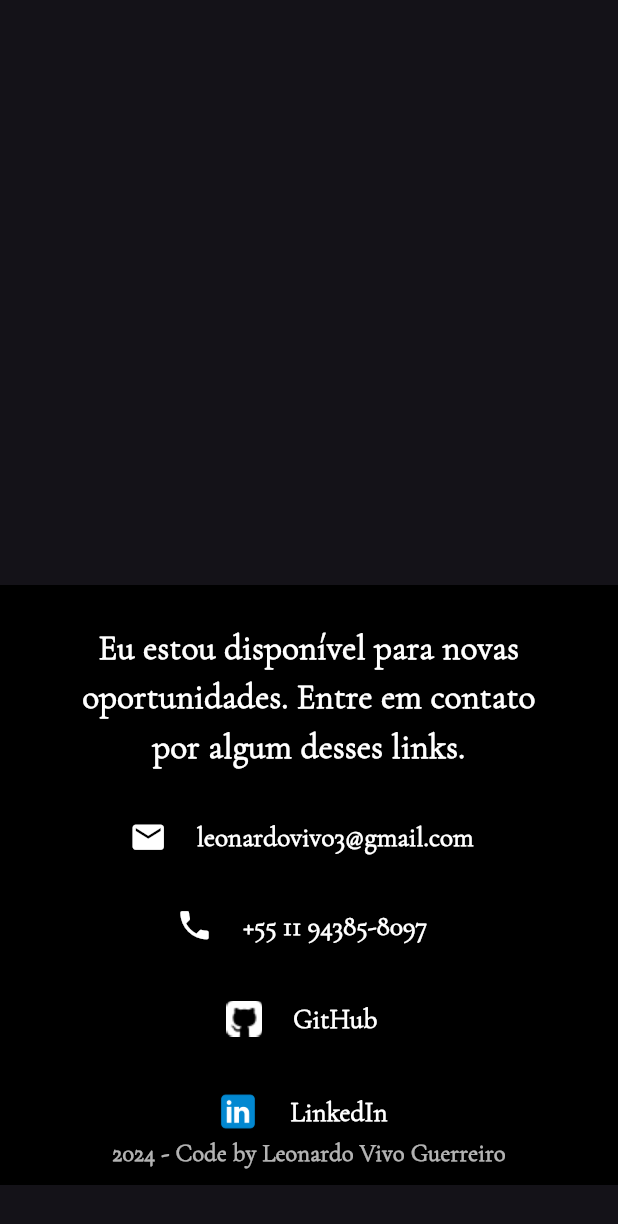
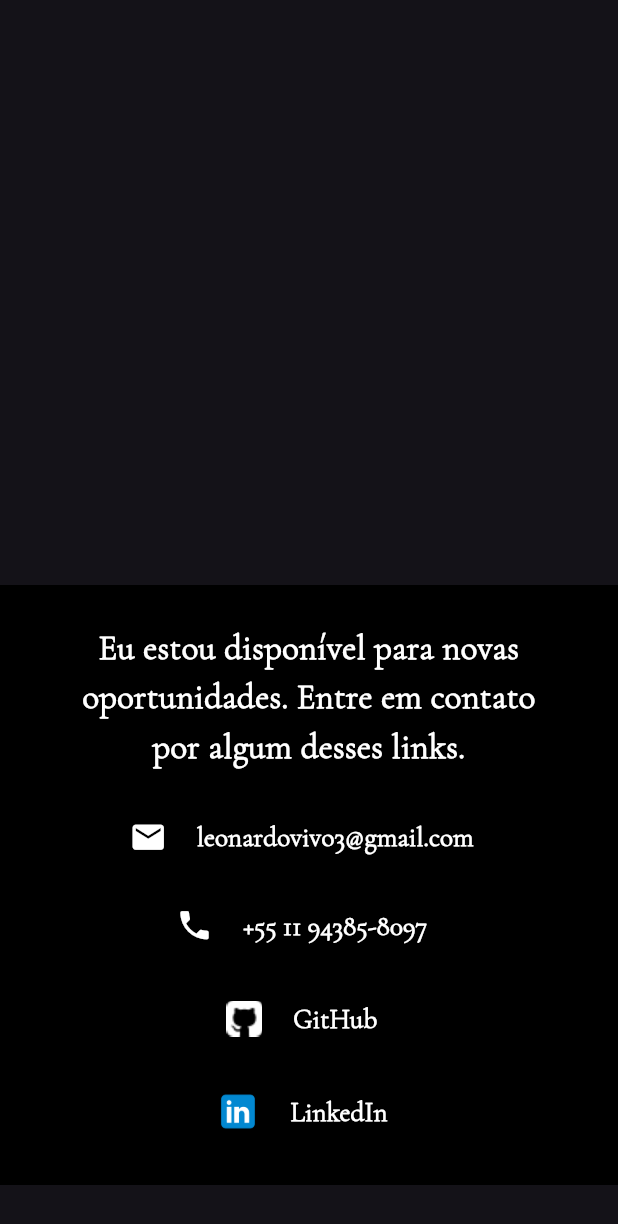
Before and after one commit to leonardovivo/portfolio, a Flutter app: the SectionContact widget shown alone on an empty page, opened directly, on a phone screen of 412 x 824 dp. Shown: the top 1224 px of the screen. Run offline on Flutter 3.47's test engine with Material 3 defaults, Android fonts, the phone set to English and light mode, and no system bars; our stand-ins replace flutter_animate, flutter_svg, scrollable_positioned_list.

Commit message:
Fazendo texto sumir na versão mobile, por conta do espaço

```diff
--- a/lib/sections/section_contact.dart
+++ b/lib/sections/section_contact.dart
@@ -56,11 +56,13 @@ class SectionContact extends StatelessWidget {
                       alignment: Alignment.bottomCenter,
                       child: Padding(
                         padding: EdgeInsets.only(bottom: isMobile ? 10 : 20),
-                        child: Text(
+                        child: isMobile
+                            ? const SizedBox.shrink()
+                            : Text(
                                 '2024 - Code by Leonardo Vivo Guerreiro',
                                 style: TextStyle(
                                   fontFamily: "Cormorant Garamond",
-                            fontSize: isMobile ? 16 : 18,
+                                  fontSize: 18,
                                   color: Colors.white.withOpacity(0.7),
                                   fontWeight: FontWeight.bold,
                                 ),
```
Lines whose indentation alone changed are shown as unchanged.
